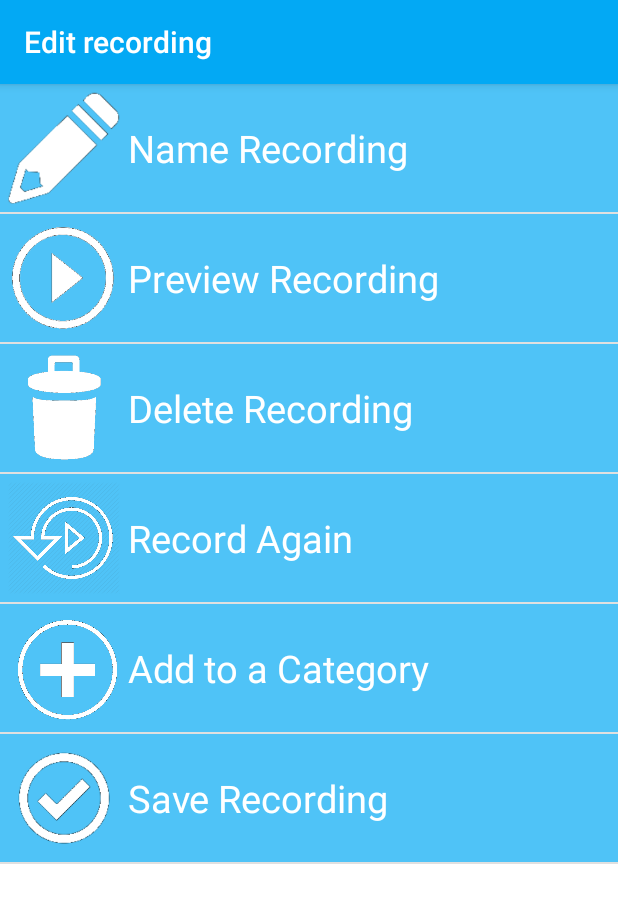
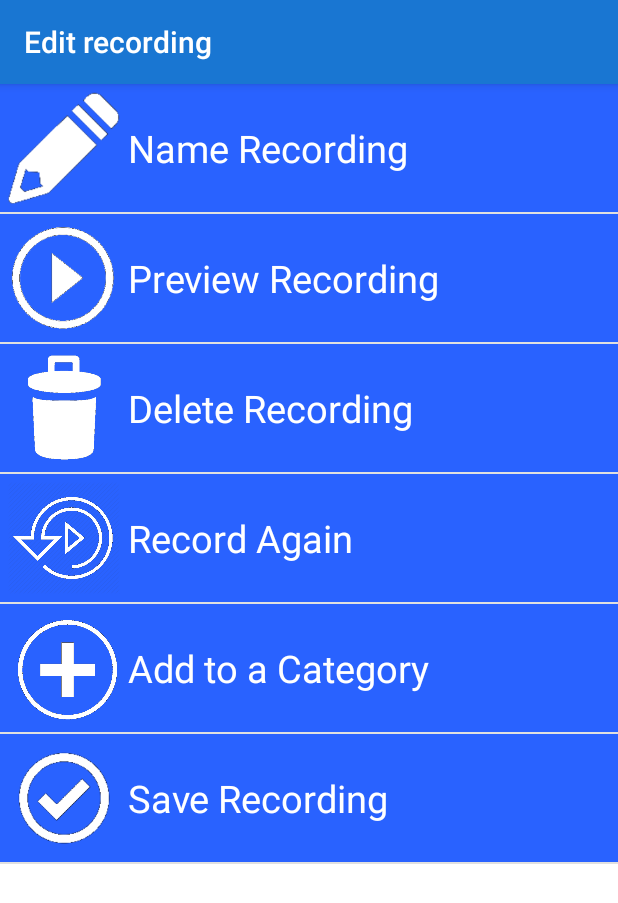
Before and after one commit to Donegaan/group4-SpeechTherapy, an Android app: the EditNewRecording screen opened directly, with no data from a screen before it, on a phone screen of 412 x 824 dp. Shown: the top 903 px of the screen. Run offline under Robolectric (Android 15) with nearby library versions, the phone set to English and light mode, and no system bars.

Commit message:
Updated UI colours

```diff
--- a/group04-SpeachTherapyApp/app/src/main/java/com/example/sweng04/speachtherapyapp/EditNewRecording.java
+++ b/group04-SpeachTherapyApp/app/src/main/java/com/example/sweng04/speachtherapyapp/EditNewRecording.java
@@ -106,7 +106,8 @@ public class EditNewRecording extends AppCompatActivity implements OnItemClickLi
                 //Play back recording
                 break;
             case 2:
-                //Delete Recording
+                //Delete Recording. Will make alert dialog for this.
+                break;
             case 3:
                 Intent intent1 = new Intent(this, RecordPage.class);
                 startActivity(intent1);
@@ -119,6 +120,7 @@ public class EditNewRecording extends AppCompatActivity implements OnItemClickLi
                 Toast.makeText(this, "Recording Saved", Toast.LENGTH_LONG).show();
                 Intent intent = new Intent(this,Homepage.class);
                 startActivity(intent);
+                break;
         }
     }
 }
--- a/group04-SpeachTherapyApp/app/src/main/java/com/example/sweng04/speachtherapyapp/Homepage.java
+++ b/group04-SpeachTherapyApp/app/src/main/java/com/example/sweng04/speachtherapyapp/Homepage.java
@@ -19,4 +19,7 @@ public class Homepage extends AppCompatActivity {
     }
 
 
+
+
+
 }
--- a/group04-SpeachTherapyApp/app/src/main/res/layout/activity_add_category.xml
+++ b/group04-SpeachTherapyApp/app/src/main/res/layout/activity_add_category.xml
@@ -9,7 +9,7 @@
         android:id="@+id/button"
         android:layout_width="wrap_content"
         android:layout_height="wrap_content"
-        android:text="Add+"
+        android:text="@string/add"
         />
     <EditText
         android:id="@+id/editText"
--- a/group04-SpeachTherapyApp/app/src/main/res/layout/activity_homepage.xml
+++ b/group04-SpeachTherapyApp/app/src/main/res/layout/activity_homepage.xml
@@ -70,7 +70,7 @@
         android:foreground="@drawable/ripple_effect"
         android:text="@string/Categories"
         android:textColor="#FFFFFF"
-        android:textSize="25sp" />
+        android:textSize="25sp"/>
 
     <!--Favourite Button-->
     <Button
--- a/group04-SpeachTherapyApp/app/src/main/res/values/colors.xml
+++ b/group04-SpeachTherapyApp/app/src/main/res/values/colors.xml
@@ -1,9 +1,9 @@
 <?xml version="1.0" encoding="utf-8"?>
 <resources>
-    <color name="colorPrimary">#03a9f4</color>
-    <color name="colorPrimaryDark">#0288d1</color>
+    <color name="colorPrimary">#1976D2</color>
+    <color name="colorPrimaryDark">#0D47A1</color>
     <color name="colorAccent">#FF4081</color>
-    <color name="buttonColour">#4FC3F7</color>
+    <color name="buttonColour">#2962FF</color>
     <color name="ripple">#E1F5FE</color>
     <color name="background_material_light">#e0e0e0</color>
 </resources>
--- a/group04-SpeachTherapyApp/app/src/main/res/values/strings.xml
+++ b/group04-SpeachTherapyApp/app/src/main/res/values/strings.xml
@@ -95,4 +95,5 @@
     <string name="name">Name</string>
     <string name="enter_recording_name">Enter recording name</string>
     <string name="save_name">Save Name</string>
+    <string name="add">Add+</string>
 </resources>
```
